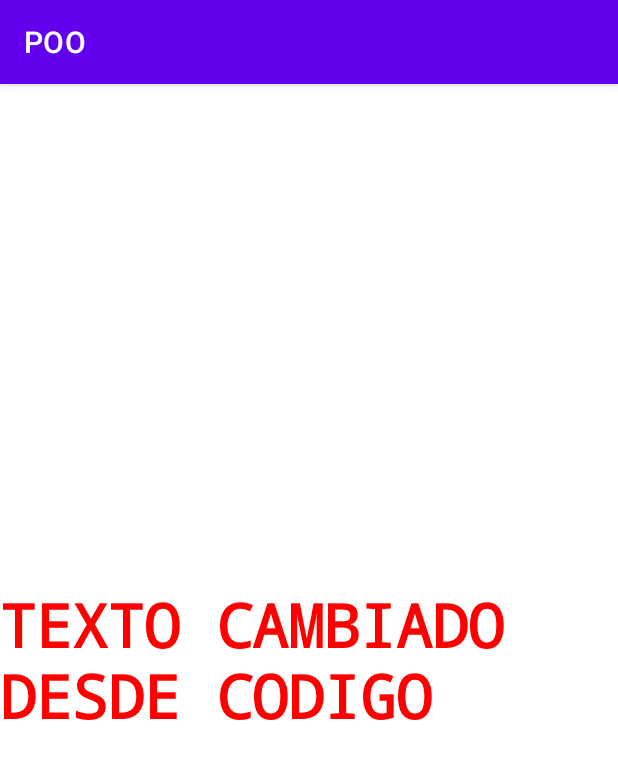
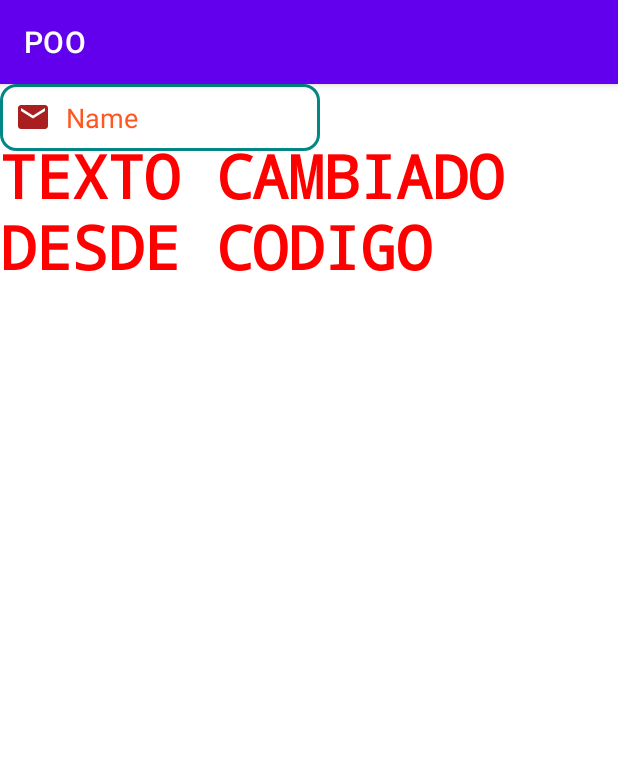
Before and after one commit to juanjo95/kotlin-poo, an Android app: the screen it shows after launch (PaletteTextActivity), on a phone screen of 412 x 824 dp. Shown: the top 759 px of the screen. Run offline under Robolectric (Android 15) with nearby library versions, the phone set to English and light mode, and no system bars.

Commit message:
feat 🚀 : EditText desde xml

```diff
--- /dev/null
+++ b/app/src/main/res/drawable/ic_email.xml
@@ -0,0 +1,5 @@
+<vector android:height="24dp" android:tint="#A91E1E"
+    android:viewportHeight="24" android:viewportWidth="24"
+    android:width="24dp" xmlns:android="http://schemas.android.com/apk/res/android">
+    <path android:fillColor="@android:color/white" android:pathData="M20,4L4,4c-1.1,0 -1.99,0.9 -1.99,2L2,18c0,1.1 0.9,2 2,2h16c1.1,0 2,-0.9 2,-2L22,6c0,-1.1 -0.9,-2 -2,-2zM20,8l-8,5 -8,-5L4,6l8,5 8,-5v2z"/>
+</vector>
--- /dev/null
+++ b/app/src/main/res/drawable/style_etbg.xml
@@ -0,0 +1,17 @@
+<?xml version="1.0" encoding="utf-8"?>
+<selector xmlns:android="http://schemas.android.com/apk/res/android">
+    <item android:state_enabled="true" android:state_focused="true">
+        <shape android:shape="rectangle">
+            <solid android:color="@android:color/white" />
+            <corners android:radius="10dp"/>
+            <stroke android:color="@color/teal_700" android:width="2dp"/>
+        </shape>
+    </item>
+    <item android:state_enabled="true">
+        <shape android:shape="rectangle">
+            <solid android:color="@android:color/white" />
+            <corners android:radius="10dp"/>
+            <stroke android:color="@color/teal_200" android:width="1dp"/>
+        </shape>
+    </item>
+</selector>
--- a/app/src/main/res/layout/activity_palette_text.xml
+++ b/app/src/main/res/layout/activity_palette_text.xml
@@ -12,13 +12,36 @@
         android:layout_height="wrap_content"
         android:fontFamily="@font/dancing"
         android:text="Texto manipublable"
+        android:textAllCaps="true"
         android:textSize="40sp"
         android:textStyle="bold|italic"
         android:typeface="serif"
-        android:textAllCaps="true"
         app:layout_constraintBottom_toBottomOf="parent"
         app:layout_constraintEnd_toEndOf="parent"
+        app:layout_constraintHorizontal_bias="0.0"
         app:layout_constraintStart_toStartOf="parent"
-        app:layout_constraintTop_toTopOf="parent" />
+        app:layout_constraintTop_toTopOf="parent"
+        app:layout_constraintVertical_bias="0.051" />
+
+    <EditText
+        android:id="@+id/editTextTextPersonName"
+        android:layout_width="wrap_content"
+        android:layout_height="wrap_content"
+        android:ems="10"
+        android:background="@drawable/style_etbg"
+        android:drawableStart="@drawable/ic_email"
+        android:drawablePadding="10dp"
+        android:paddingStart="10dp"
+        android:paddingTop="10dp"
+        android:paddingBottom="10dp"
+        android:inputType="textCapSentences|textAutoCorrect"
+        android:digits="1234567890 "
+        android:gravity=""
+        android:text=""
+        android:hint="Name"
+        android:textColorHint="@color/orange"
+        android:textColor="@color/green"
+        tools:layout_editor_absoluteX="100dp"
+        tools:layout_editor_absoluteY="126dp" />
 
 </androidx.constraintlayout.widget.ConstraintLayout>
--- a/app/src/main/res/values/colors.xml
+++ b/app/src/main/res/values/colors.xml
@@ -7,4 +7,6 @@
     <color name="teal_700">#FF018786</color>
     <color name="black">#FF000000</color>
     <color name="white">#FFFFFFFF</color>
+    <color name="orange">#FF5722</color>
+    <color name="green">#8BC34A</color>
 </resources>
```
